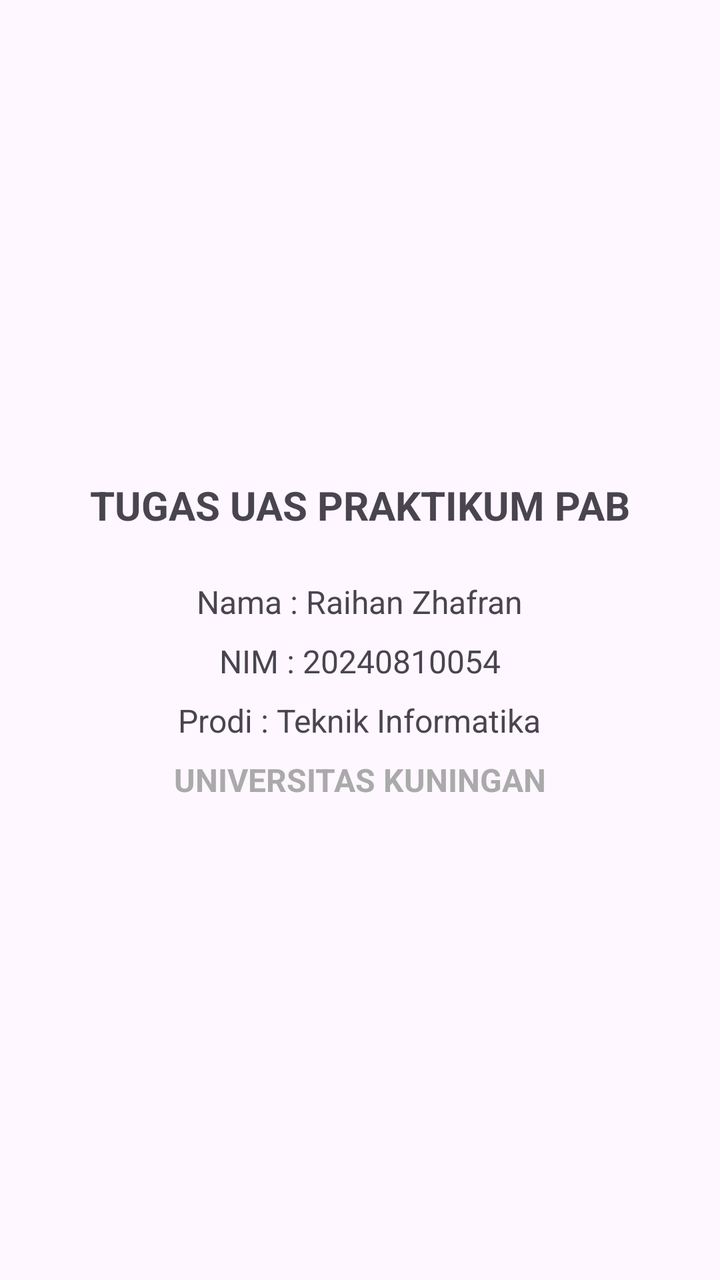
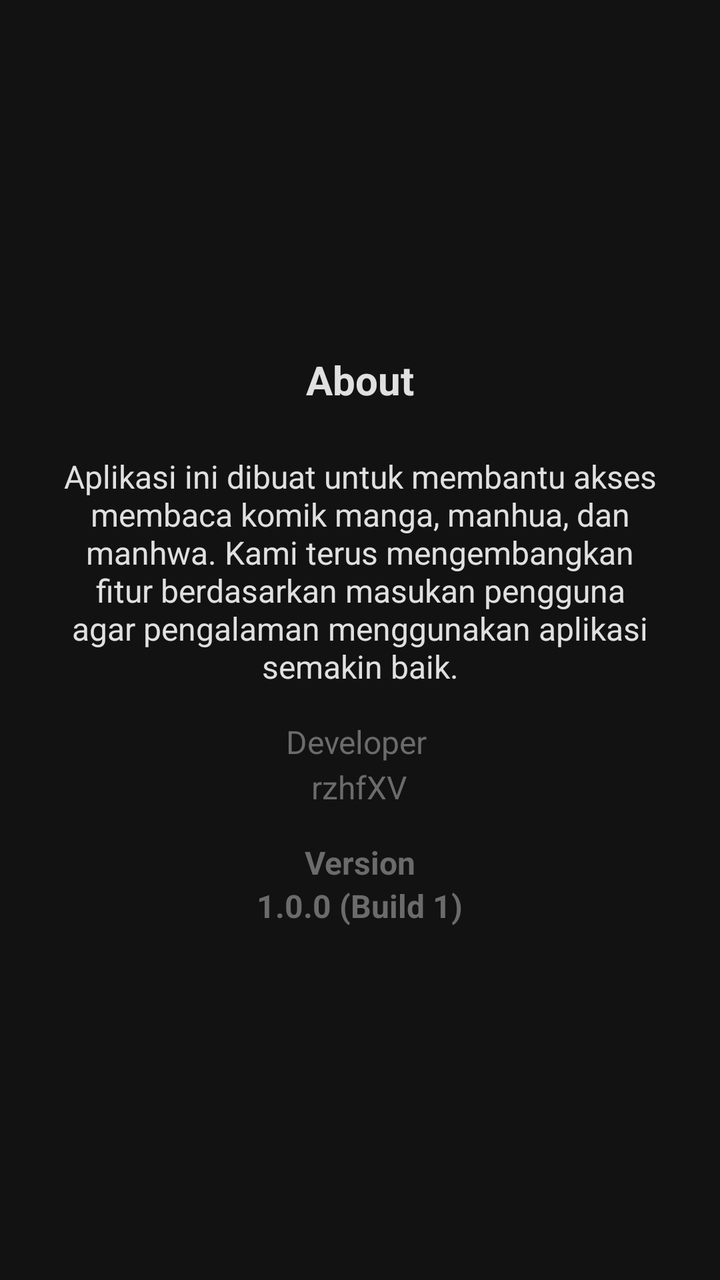

Before-and-after screenshots of an Android layout around one commit, followed by the original layout XML and the change that was made.
<!-- AndroidManifest.xml: application theme Theme.MangaReader -->
<!-- res/layout/fragment_about.xml -->
<?xml version="1.0" encoding="utf-8"?>
<LinearLayout xmlns:android="http://schemas.android.com/apk/res/android"
    android:layout_width="match_parent"
    android:layout_height="match_parent"
    android:gravity="center"
    android:orientation="vertical"
    android:padding="24dp">

    <TextView
        android:layout_width="wrap_content"
        android:layout_height="wrap_content"
        android:text="TUGAS UAS PRAKTIKUM PAB"
        android:textSize="20sp"
        android:textStyle="bold"
        android:layout_marginBottom="24dp"/>

    <TextView
        android:layout_width="wrap_content"
        android:layout_height="wrap_content"
        android:text="Nama : Raihan Zhafran"
        android:textSize="16sp"
        android:layout_marginBottom="8dp"/>

    <TextView
        android:layout_width="wrap_content"
        android:layout_height="wrap_content"
        android:text="NIM : 20240810054"
        android:textSize="16sp"
        android:layout_marginBottom="8dp"/>

    <TextView
        android:layout_width="wrap_content"
        android:layout_height="wrap_content"
        android:text="Prodi : Teknik Informatika"
        android:textSize="16sp"
        android:layout_marginBottom="8dp"/>

    <TextView
        android:layout_width="wrap_content"
        android:layout_height="wrap_content"
        android:text="UNIVERSITAS KUNINGAN"
        android:textSize="16sp"
        android:textStyle="bold"
        android:textColor="@android:color/darker_gray"/>

</LinearLayout>
<!-- resources referenced by this layout -->
<resources>
  <style name="Theme.MangaReader" parent="Base.Theme.MangaReader" />
  <style name="Base.Theme.MangaReader" parent="Theme.Material3.DayNight.NoActionBar">
          
          
      </style>
</resources>

<!-- the commit's change to res/layout/fragment_about.xml (unified diff, before → after) -->
@@ -4,12 +4,13 @@
     android:layout_height="match_parent"
     android:gravity="center"
     android:orientation="vertical"
-    android:padding="24dp">
+    android:padding="24dp"
+    android:background="?attr/colorSurface">
 
     <TextView
         android:layout_width="wrap_content"
         android:layout_height="wrap_content"
-        android:text="TUGAS UAS PRAKTIKUM PAB"
+        android:text="About"
         android:textSize="20sp"
         android:textStyle="bold"
         android:layout_marginBottom="24dp"/>
@@ -17,30 +18,41 @@
     <TextView
         android:layout_width="wrap_content"
         android:layout_height="wrap_content"
-        android:text="Nama : Raihan Zhafran"
+        android:text="@string/desc"
+        android:textAlignment="center"
         android:textSize="16sp"
-        android:layout_marginBottom="8dp"/>
+        android:layout_marginBottom="16dp"/>
 
     <TextView
         android:layout_width="wrap_content"
         android:layout_height="wrap_content"
-        android:text="NIM : 20240810054"
+        android:text="Developer "
+        android:textAlignment="center"
         android:textSize="16sp"
-        android:layout_marginBottom="8dp"/>
+        android:layout_marginBottom="1dp"
+        android:textColor="?attr/colorOutline"/>
 
     <TextView
         android:layout_width="wrap_content"
         android:layout_height="wrap_content"
-        android:text="Prodi : Teknik Informatika"
+        android:text="rzhfXV"
         android:textSize="16sp"
-        android:layout_marginBottom="8dp"/>
+        android:layout_marginBottom="16dp"
+        android:textColor="?attr/colorOutline"/>
 
     <TextView
         android:layout_width="wrap_content"
         android:layout_height="wrap_content"
-        android:text="UNIVERSITAS KUNINGAN"
+        android:text="Version"
         android:textSize="16sp"
         android:textStyle="bold"
-        android:textColor="@android:color/darker_gray"/>
+        android:textColor="?attr/colorOutline"/>
+    <TextView
+        android:layout_width="wrap_content"
+        android:layout_height="wrap_content"
+        android:text="1.0.0 (Build 1)"
+        android:textSize="16sp"
+        android:textStyle="bold"
+        android:textColor="?attr/colorOutline"/>
 
 </LinearLayout>
<!-- resource entries referenced after the edit -->
@@ -1,9 +1,22 @@
 <!-- resources referenced by this layout -->
 <resources>
+  <string name="desc">Aplikasi ini dibuat untuk membantu akses membaca komik manga, manhua, dan manhwa. Kami terus mengembangkan fitur berdasarkan masukan pengguna agar pengalaman menggunakan aplikasi semakin baik.</string>
   <style name="Theme.MangaReader" parent="Base.Theme.MangaReader" />
-  <style name="Base.Theme.MangaReader" parent="Theme.Material3.DayNight.NoActionBar">
-          
-          
+  <style name="Base.Theme.MangaReader" parent="Theme.MaterialComponents.DayNight.NoActionBar">
+          <item name="colorPrimary">@color/md_primary</item>
+          <item name="colorSurface">@color/md_surface</item>
+          <item name="colorOnSurface">@color/md_on_surface</item>
+          <item name="colorSurfaceVariant">@color/md_surface_container</item>
+          <item name="colorOutline">@color/md_outline</item>
+          <item name="android:windowBackground">@color/md_surface</item>
+          <item name="android:colorBackground">@color/md_surface</item>
+          <item name="android:textColor">@color/md_on_surface</item>
+          <item name="android:forceDarkAllowed">false</item>
       </style>
+  <color name="md_primary">#F57C00</color>
+  <color name="md_surface">#121212</color>
+  <color name="md_on_surface">#E0E0E0</color>
+  <color name="md_surface_container">#1E1E1E</color>
+  <color name="md_outline">#6B6B6B</color>
 </resources>
 
